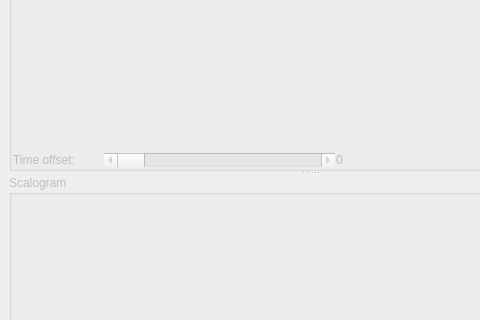
Old version of the form forms/mainform.ui in the repository abalckin/tesla; both pictures show x 0 to 480 and y 147 to 467 of the 620 by 600 pixel window.
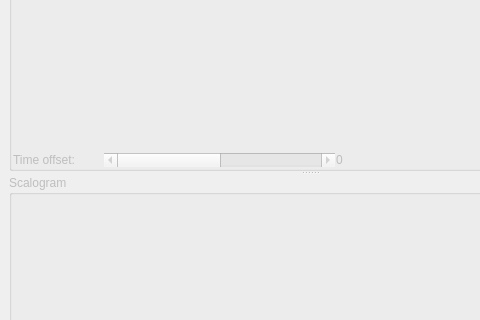
New version of the form.

The edit to the form file:
```diff
--- a/forms/mainform.ui
+++ b/forms/mainform.ui
@@ -159,6 +159,12 @@
               <verstretch>0</verstretch>
              </sizepolicy>
             </property>
+            <property name="singleStep">
+             <number>10</number>
+            </property>
+            <property name="pageStep">
+             <number>100</number>
+            </property>
             <property name="tracking">
              <bool>false</bool>
             </property>
```
Left out of the diff: 2 changed lines with no effect on the pictures.
